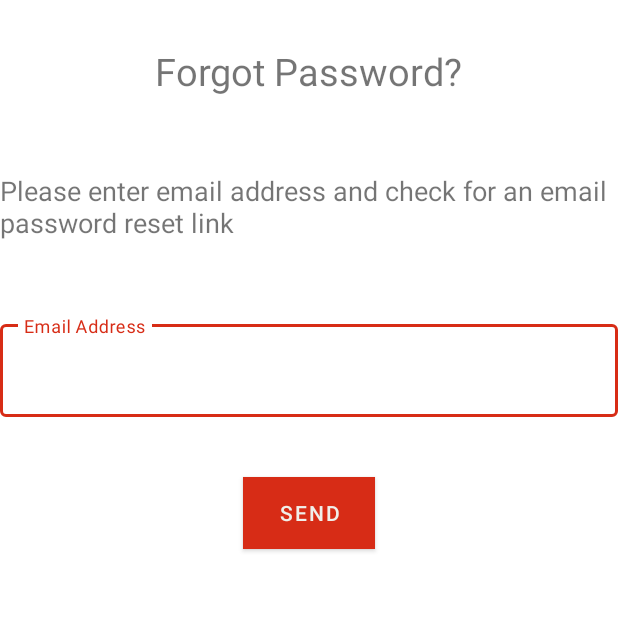
After one commit to LCherop/SaidiaToto, an Android app: the Forgot_Password screen opened directly, with no data from a screen before it, on a phone screen of 412 x 824 dp, the top half of it. The commit adds this screen. Run offline under Robolectric (Android 15) with nearby library versions, the phone set to English and light mode, and no system bars; our stand-ins replace Firebase (no records; nobody signed in at launch, a user with empty details on screens opened directly); 1 statement that could not run was skipped.

Commit message:
Password reset

```diff
--- a/app/src/main/AndroidManifest.xml
+++ b/app/src/main/AndroidManifest.xml
@@ -11,7 +11,8 @@
         android:roundIcon="@mipmap/logo_cherry_round"
         android:supportsRtl="true"
         android:theme="@style/Theme.SaidiaToto">
-        <activity android:name=".Profile"></activity>
+        <activity android:name=".Forgot_Password"></activity>
+        <activity android:name=".Profile" />
         <activity android:name=".OTP_number" />
         <activity android:name=".Login" />
         <activity android:name=".Landing_Page" />
--- /dev/null
+++ b/app/src/main/java/com/laura/saidiatoto/Forgot_Password.java
@@ -0,0 +1,58 @@
+package com.laura.saidiatoto;
+
+import androidx.annotation.NonNull;
+import androidx.appcompat.app.AppCompatActivity;
+
+import android.os.Bundle;
+import android.text.TextUtils;
+import android.view.View;
+import android.widget.Button;
+import android.widget.EditText;
+import android.widget.Toast;
+
+import com.google.android.gms.tasks.OnCompleteListener;
+import com.google.android.gms.tasks.Task;
+import com.google.firebase.auth.FirebaseAuth;
+import com.google.firebase.auth.FirebaseUser;
+
+public class Forgot_Password extends AppCompatActivity {
+    EditText email;
+    Button resetButton;
+    FirebaseAuth mAuth;
+    @Override
+    protected void onCreate(Bundle savedInstanceState) {
+        super.onCreate(savedInstanceState);
+        setContentView(R.layout.activity_forgot_password);
+
+    email=findViewById(R.id.email_passwordReset);
+    resetButton=findViewById(R.id.reset);
+
+    mAuth=FirebaseAuth.getInstance();
+    //On Click listener for the send button
+    resetButton.setOnClickListener(new View.OnClickListener() {
+        @Override
+        public void onClick(View v) {
+            String email_pass=email.getText().toString().trim();
+
+            if(TextUtils.isEmpty(email_pass)){
+                Toast.makeText(Forgot_Password.this, "Enter your Email", Toast.LENGTH_SHORT).show();
+            }
+            mAuth.sendPasswordResetEmail(email_pass)
+                    .addOnCompleteListener(new OnCompleteListener<Void>() {
+                        @Override
+                        public void onComplete(@NonNull Task task) {
+                          if(task.isSuccessful())  {
+                              Toast.makeText(Forgot_Password.this, "Check Email to Reset Password", Toast.LENGTH_SHORT).show();
+                          }else {
+                              Toast.makeText(Forgot_Password.this,"Email Unsuccessful",Toast.LENGTH_SHORT).show();
+                          }
+                        }
+                    });
+            }
+    });
+
+    }
+
+
+
+}
--- /dev/null
+++ b/app/src/main/res/layout/activity_forgot_password.xml
@@ -0,0 +1,62 @@
+<?xml version="1.0" encoding="utf-8"?>
+<LinearLayout xmlns:android="http://schemas.android.com/apk/res/android"
+    xmlns:app="http://schemas.android.com/apk/res-auto"
+    xmlns:tools="http://schemas.android.com/tools"
+    android:layout_width="match_parent"
+    android:layout_height="match_parent"
+    android:orientation="vertical"
+    tools:context=".Forgot_Password">
+
+    <TextView
+        android:layout_width="wrap_content"
+        android:layout_height="wrap_content"
+        android:text="@string/forgot_password"
+        android:textSize="25sp"
+        android:layout_gravity="center"
+        android:layout_marginTop="30dp"
+        android:layout_marginBottom="20dp"/>
+
+    <TextView
+        android:layout_width="wrap_content"
+        android:layout_height="wrap_content"
+        android:text="@string/email_link_textview"
+        android:textSize="18sp"
+        android:layout_gravity="center"
+        android:layout_marginBottom="50dp"
+        android:layout_marginTop="30dp"
+        />
+
+
+    <com.google.android.material.textfield.TextInputLayout
+        android:id="@+id/email_passwordReset"
+        android:layout_width="match_parent"
+        android:layout_height="wrap_content"
+        android:hint="@string/email_address"
+
+        style="@style/LoginTextInputLayoutStyle">
+        <com.google.android.material.textfield.TextInputEditText
+
+            android:layout_width="match_parent"
+            android:layout_height="wrap_content"
+            android:inputType="textEmailAddress"
+            android:textColor="@color/black"
+            android:textColorHint="@color/smoke"
+            android:layout_marginTop="40dp"
+            android:padding="20dp"
+            android:layout_marginBottom="40dp"/>
+
+    </com.google.android.material.textfield.TextInputLayout>
+
+    <Button
+        android:layout_width="wrap_content"
+        android:layout_gravity="center"
+        android:layout_height="wrap_content"
+        android:id="@+id/reset"
+        android:text="@string/send"
+        android:background="@color/cherry"
+        android:textColor="@color/chiffon"
+        android:layout_marginBottom="20dp"
+        app:layout_constraintTop_toBottomOf="@+id/email"
+
+        />
+</LinearLayout>
--- a/app/src/main/res/values/strings.xml
+++ b/app/src/main/res/values/strings.xml
@@ -18,7 +18,12 @@
     <string name="email_profile">Email</string>
     <string name="phone_number_profile">Phone Number</string>
     <string name="password_profile">Password</string>
-    <string name="verification_code">Verfication Code</string>
+    <string name="verification_code">Verification Code</string>
     <string name="description">A message has been sent to</string>
     <string name="uname">Username</string>
+    <string name="verify_button">VERIFY</string>
+    <string name="forgot_password">Forgot Password?</string>
+    <string name="email_link_textview">Please enter email address and check for an email password reset link</string>
+    <string name="send">Send</string>
+    <string name="email_address">Email Address</string>
 </resources>
```
